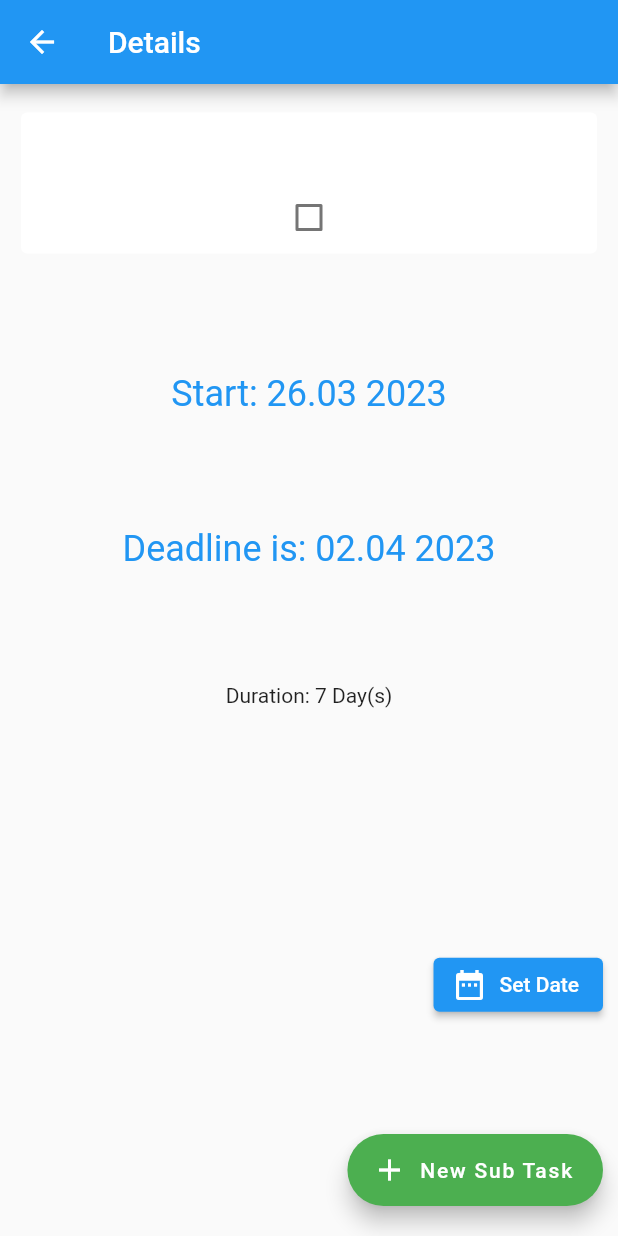
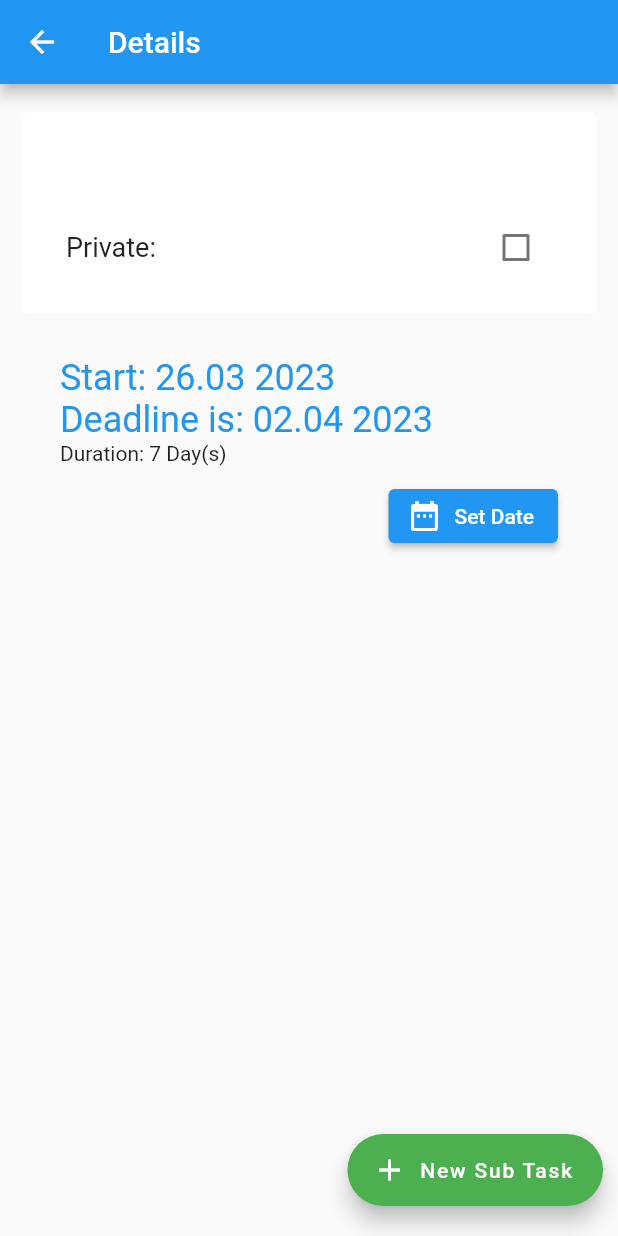
Before and after one commit to Lenzia207/AnotherTodo, a Flutter app: the DetailTodoPage screen opened directly with empty values, on a phone screen of 412 x 824 dp. Run offline on Flutter 3.47's test engine with Material 2 defaults, Android fonts, the phone set to English and light mode, and no system bars; our stand-ins replace cloud_firestore, date_format, firebase_core, flutter_hooks, flutter_slidable, hooks_riverpod; missing offline and left inert: flutter_lock_screen, flutter_use; accounts and stored records are empty.

```diff
--- a/lib/pages/detail_todo_page.dart
+++ b/lib/pages/detail_todo_page.dart
@@ -76,16 +76,34 @@ class DetailTodoPage extends HookConsumerWidget {
               child: Column(
                 mainAxisAlignment: MainAxisAlignment.spaceBetween,
                 children: [
+                  Column(
+                    crossAxisAlignment: CrossAxisAlignment.start,
+                    children: [
                       DetailHeaderTodoCard(
                         documentSnapshot: documentSnapshot,
                       ),
+                      const SizedBox(
+                        height: 10,
+                      ),
+                      Padding(
+                        padding: const EdgeInsets.only(
+                          top: 15,
+                          bottom: 20,
+                          left: 30,
+                          right: 30,
+                        ),
+                        child: Column(
+                          crossAxisAlignment: CrossAxisAlignment.start,
+                          children: [
                             Text(
                               "Start: $start",
-                    style: const TextStyle(fontSize: 24, color: Colors.blue),
+                              style: const TextStyle(
+                                  fontSize: 24, color: Colors.blue),
                             ),
                             Text(
                               "Deadline is: $end",
-                    style: const TextStyle(fontSize: 24, color: Colors.blue),
+                              style: const TextStyle(
+                                  fontSize: 24, color: Colors.blue),
                             ),
                             Text("Duration: ${duration.inDays} Day(s)"),
                             const SizedBox(
@@ -98,6 +116,11 @@ class DetailTodoPage extends HookConsumerWidget {
                                   onPressed: () => pickDateRanger(context),
                                   icon: const Icon(Icons.date_range),
                                   label: const Text("Set Date"),
+                                ),
+                              ],
+                            ),
+                          ],
+                        ),
                       ),
                     ],
                   ),
--- a/lib/provider/edit_task_bottom_sheet.dart
+++ b/lib/provider/edit_task_bottom_sheet.dart
@@ -2,6 +2,8 @@ import 'package:cloud_firestore/cloud_firestore.dart';
 import 'package:flutter/material.dart';
 import 'package:flutter_hooks/flutter_hooks.dart';
 import 'package:flutter_use/flutter_use.dart';
+
+// TODO fix isPrivate issue
 
 class UpdateTaskBottomSheet extends HookWidget {
   UpdateTaskBottomSheet({
--- a/lib/widgets/task_item/detail_header_todo_card.dart
+++ b/lib/widgets/task_item/detail_header_todo_card.dart
@@ -16,9 +16,15 @@ class DetailHeaderTodoCard extends HookConsumerWidget {
       child: Card(
         elevation: 0,
         child: Padding(
-          padding: const EdgeInsets.all(0),
+          padding: const EdgeInsets.only(
+            top: 20,
+            bottom: 20,
+            left: 30,
+            right: 30,
+          ),
           child: Column(
-            crossAxisAlignment: CrossAxisAlignment.center,
+            crossAxisAlignment: CrossAxisAlignment.start,
+            mainAxisAlignment: MainAxisAlignment.spaceBetween,
             children: [
               Text(
                 documentSnapshot['title'],
@@ -30,6 +36,13 @@ class DetailHeaderTodoCard extends HookConsumerWidget {
                   documentSnapshot['description'],
                   style: const TextStyle(fontSize: 15),
                 ),
+              Row(
+                mainAxisAlignment: MainAxisAlignment.spaceBetween,
+                children: [
+                  const Text(
+                    'Private: ',
+                    style: TextStyle(fontSize: 18),
+                  ),
                   Checkbox(
                     //title: const Text('Private'),
                     activeColor: Theme.of(context).primaryColor,
@@ -37,8 +50,11 @@ class DetailHeaderTodoCard extends HookConsumerWidget {
                     value: documentSnapshot['isPrivate'],
                     onChanged: (value) {
                       final bool newValue = !documentSnapshot['isPrivate'];
-                  documentSnapshot.reference.update({'isPrivate': newValue});
+                      documentSnapshot.reference
+                          .update({'isPrivate': newValue});
                     },
+                  ),
+                ],
               ),
             ],
           ),
--- a/lib/widgets/task_item/todo_item_widget.dart
+++ b/lib/widgets/task_item/todo_item_widget.dart
@@ -31,15 +31,17 @@ class TodoItemWidget extends HookConsumerWidget {
           elevation: 0,
           child: Row(
             mainAxisAlignment: MainAxisAlignment.spaceBetween,
-            crossAxisAlignment: CrossAxisAlignment.start,
             children: [
-              Column(
+              Flexible(
+                child: Column(
                   crossAxisAlignment: CrossAxisAlignment.start,
                   children: [
                     //TITLE
                     if (documentSnapshot['title'] != null)
                       Text(
                         documentSnapshot['title'],
+                        maxLines: 2,
+                        overflow: TextOverflow.ellipsis,
                         style: TextStyle(
                             fontWeight: FontWeight.bold,
                             color: Theme.of(context).primaryColor,
@@ -48,14 +50,14 @@ class TodoItemWidget extends HookConsumerWidget {
 
                     //If there is a DESCRIPTION
                     if (documentSnapshot['description'] != null)
-                    Container(
-                      margin: const EdgeInsets.only(top: 4),
-                      child: Text(
+                      Text(
                         documentSnapshot['description'],
+                        maxLines: 3,
+                        overflow: TextOverflow.ellipsis,
                         style: const TextStyle(fontSize: 20, height: 1.5),
                       ),
+                  ],
                 ),
-                ],
               ),
               Checkbox(
                 activeColor: Theme.of(context).primaryColor,
```
Lines whose indentation alone changed are shown as unchanged.
